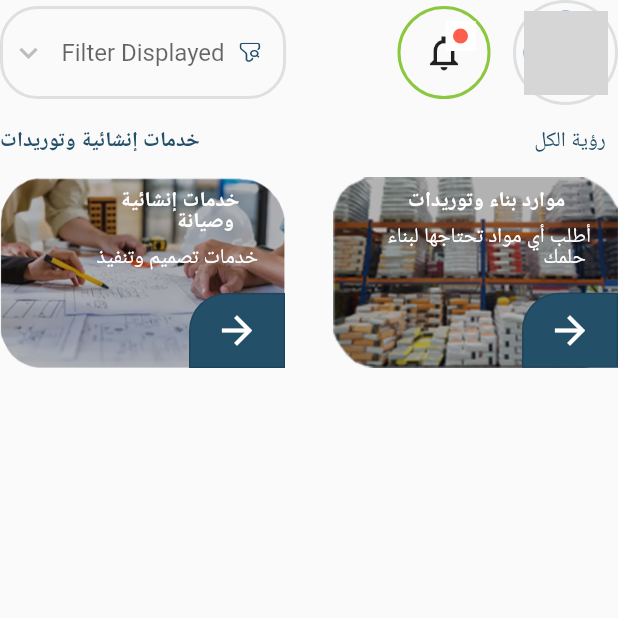
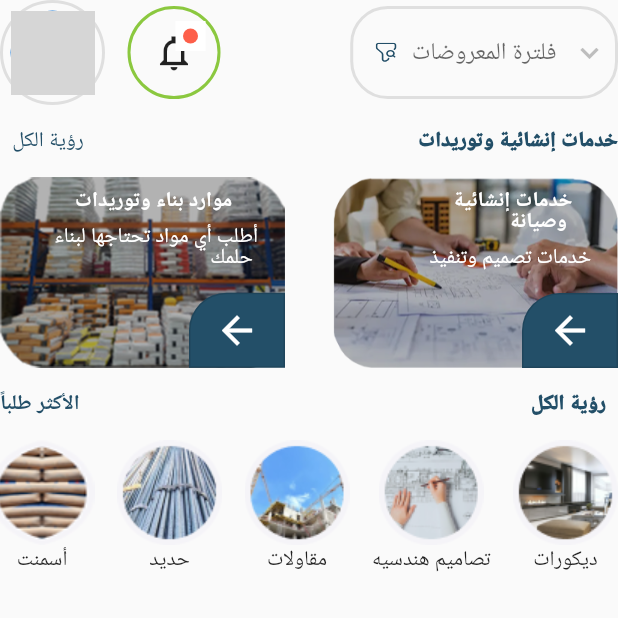
Before and after one commit to BkrTech101-InnovaMind/tadllal-app, a Flutter app: the screen it shows after launch, on a phone screen of 412 x 824 dp, the top half of it. Run offline on Flutter 3.47's test engine with Material 2 defaults, Android fonts, the phone set to English and light mode, and no system bars; our stand-ins replace flutter_svg; network calls fail; grey boxes are pictures that could not be loaded.

Commit message:
refactor(home-page): implement the most request section with fix some directionalty design

```diff
--- a/app/lib/pages/home_page.dart
+++ b/app/lib/pages/home_page.dart
@@ -16,17 +16,18 @@ class _HomePageState extends State<HomePage> {
         Row(
           mainAxisAlignment: MainAxisAlignment.spaceBetween,
           children: [
+            buildFilterMenu(),
             Row(
               children: [
+                buildNotificationsIcon(true),
+                const SizedBox(width: 15),
                 buildUserImage(),
-                const SizedBox(width: 15),
-                buildNotificationsIcon(true)
               ],
             ),
-            buildFilterMenu()
           ],
         ),
         buildService(),
+        buildMostRequest(),
       ],
     );
   }
@@ -87,7 +88,9 @@ Widget buildNotificationsIcon(bool hasNotification) {
 
 // Filter menu widget
 Widget buildFilterMenu() {
-  return Container(
+  return Directionality(
+    textDirection: TextDirection.ltr,
+    child: Container(
       padding: const EdgeInsets.all(5),
       decoration: BoxDecoration(
         borderRadius: BorderRadius.circular(25),
@@ -103,12 +106,13 @@ Widget buildFilterMenu() {
             const SizedBox(width: 10),
             SvgPicture.asset('assets/icons/filter-icon.svg'),
             const SizedBox(width: 10),
-          const Text('Filter Displayed'),
+            const Text('فلترة المعروضات'),
             const SizedBox(width: 10),
           ],
         ),
         items: const [],
         onChanged: (value) {},
+      ),
     ),
   );
 }
@@ -117,14 +121,14 @@ Widget buildFilterMenu() {
 Widget buildService() {
   final serviceData = [
     {
+      'image': 'assets/images/services.png',
+      'title': 'خدمات إنشائية \n وصيانة',
+      'subtitle': 'خدمات تصميم وتنفيذ',
+    },
+    {
       'image': 'assets/images/resources.png',
       'title': 'موارد بناء وتوريدات',
       'subtitle': 'أطلب أي مواد تحتاجها لبناء \n حلمك',
-    },
-    {
-      'image': 'assets/images/services.png',
-      'title': 'خدمات إنشائية \n وصيانة',
-      'subtitle': 'خدمات تصميم وتنفيذ',
     },
   ];
 
@@ -133,18 +137,16 @@ Widget buildService() {
       Row(
         mainAxisAlignment: MainAxisAlignment.spaceBetween,
         children: [
+          const Text(
+            "خدمات إنشائية وتوريدات",
+            style: TextStyle(
+                color: Color(0xFF234F68), fontWeight: FontWeight.w900),
+          ),
           TextButton(
             onPressed: () {},
             child: const Text(
               "رؤية الكل",
               style: TextStyle(color: Color(0xFF234F68)),
-            ),
-          ),
-          const Text(
-            "خدمات إنشائية وتوريدات",
-            style: TextStyle(
-              color: Color(0xFF234F68),
-              fontWeight: FontWeight.bold,
             ),
           ),
         ],
@@ -167,7 +169,6 @@ Widget buildService() {
                 child: Column(
                   children: [
                     Text(
-                      textAlign: TextAlign.right,
                       data['title'] ?? "",
                       style: const TextStyle(
                         color: Colors.white,
@@ -178,7 +179,6 @@ Widget buildService() {
                     const SizedBox(height: 10),
                     Text(
                       data['subtitle'] ?? "",
-                      textAlign: TextAlign.right,
                       style: const TextStyle(color: Colors.white, height: 1),
                     ),
                   ],
@@ -202,7 +202,7 @@ Widget buildService() {
                   ),
                   onPressed: () {},
                   child: const Icon(
-                    Icons.arrow_back_sharp,
+                    Icons.arrow_forward_sharp,
                     size: 30,
                     color: Colors.white,
                   ),
@@ -215,3 +215,67 @@ Widget buildService() {
     ],
   );
 }
+
+// Most Requested widget
+Widget buildMostRequest() {
+  final List titles = [
+    "ديكورات",
+    "تصاميم هندسيه",
+    "مقاولات",
+    "حديد",
+    "أسمنت",
+  ];
+  final List images = [
+    "assets/request/decor.png",
+    "assets/request/engineering-designs.png",
+    "assets/request/construction.png",
+    "assets/request/iron.png",
+    "assets/request/cement.png",
+  ];
+  return Column(
+    children: [
+      Row(
+        mainAxisAlignment: MainAxisAlignment.spaceBetween,
+        children: [
+          TextButton(
+            onPressed: () {},
+            child: const Text(
+              "رؤية الكل",
+              style: TextStyle(
+                  color: Color(0xFF234F68), fontWeight: FontWeight.w900),
+            ),
+          ),
+          const Text(
+            "الأكثر طلباً",
+            style: TextStyle(
+              color: Color(0xFF234F68),
+              fontWeight: FontWeight.bold,
+            ),
+          ),
+        ],
+      ),
+      SizedBox(
+        height: 96,
+        child: ListView.builder(
+          scrollDirection: Axis.horizontal,
+          itemCount: titles.length,
+          itemBuilder: (context, index) {
+            return Row(
+              children: [
+                Column(
+                  children: [
+                    Image.asset(images[index]),
+                    Text(
+                      titles[index],
+                    ),
+                  ],
+                ),
+                const SizedBox(width: 15),
+              ],
+            );
+          },
+        ),
+      ),
+    ],
+  );
+}
```
Lines whose indentation alone changed are shown as unchanged.
